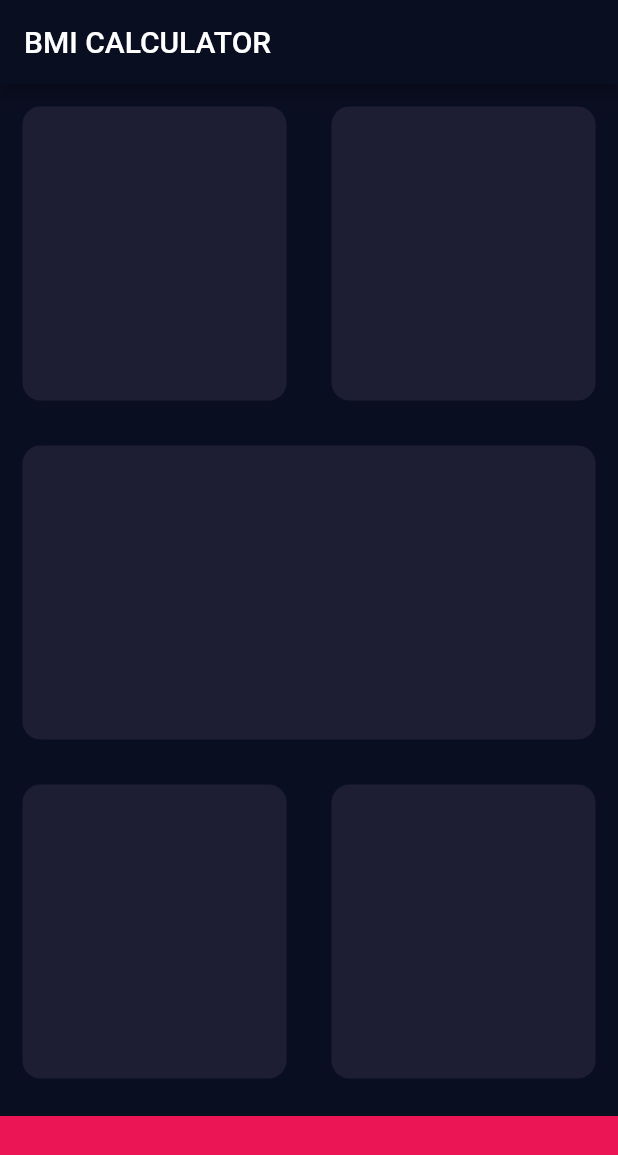
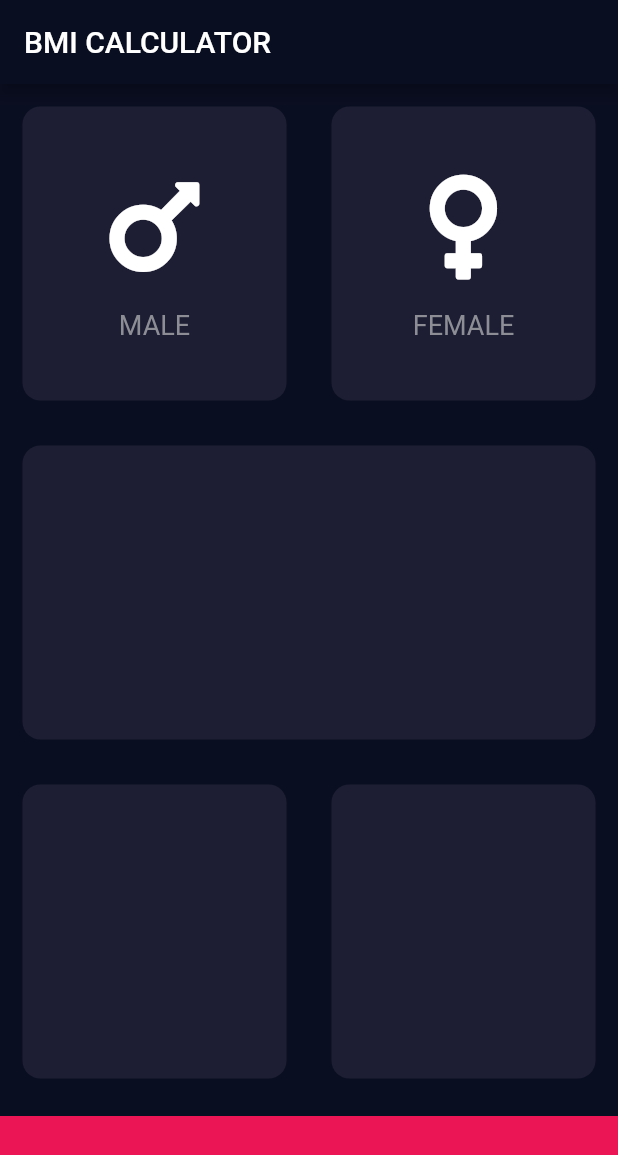
Before and after one commit to IamXolisaniNgcobo/bmi_calculator, a Flutter app: the screen it shows after launch, on a phone screen of 412 x 824 dp. Shown: the top 1155 px of the screen. Run offline on Flutter 3.47's test engine with Material 2 defaults, Android fonts, the phone set to English and light mode, and no system bars; our stand-ins replace font_awesome_flutter.

Commit message:
Update input_page.dart

```diff
--- a/lib/input_page.dart
+++ b/lib/input_page.dart
@@ -26,10 +26,12 @@ class _InputPageState extends State<InputPage> {
                 child: ReUsableCard(
                   colour: activeCardColour,
                   cardChild: Column(
+                    mainAxisAlignment: MainAxisAlignment.center,
                     children: [
                       Icon(
                         FontAwesomeIcons.mars,
                         color: Colors.white,
+                        size: 80.0,
                       ),
                       SizedBox(
                         height: 15.0,
@@ -46,7 +48,29 @@ class _InputPageState extends State<InputPage> {
                 ),
               ),
               Expanded(
-                child: ReUsableCard(colour: activeCardColour),
+                child: ReUsableCard(
+                  colour: activeCardColour,
+                  cardChild: Column(
+                    mainAxisAlignment: MainAxisAlignment.center,
+                    children: [
+                      Icon(
+                        FontAwesomeIcons.venus,
+                        color: Colors.white,
+                        size: 80.0,
+                      ),
+                      SizedBox(
+                        height: 15.0,
+                      ),
+                      Text(
+                        'FEMALE',
+                        style: TextStyle(
+                          fontSize: 18.0,
+                          color: Color(0xFF8D8E95),
+                        ),
+                      ),
+                    ],
+                  ),
+                ),
               )
             ],
           )),
@@ -80,12 +104,13 @@ class _InputPageState extends State<InputPage> {
 }
 
 class ReUsableCard extends StatelessWidget {
-  ReUsableCard({required this.colour, this.cardChild});
   final Color colour;
   final Widget? cardChild;
+  ReUsableCard({required this.colour, this.cardChild});
   @override
   Widget build(BuildContext context) {
     return Container(
+      child: cardChild,
       decoration: BoxDecoration(
         borderRadius: BorderRadius.circular(12),
         color: colour,
```
